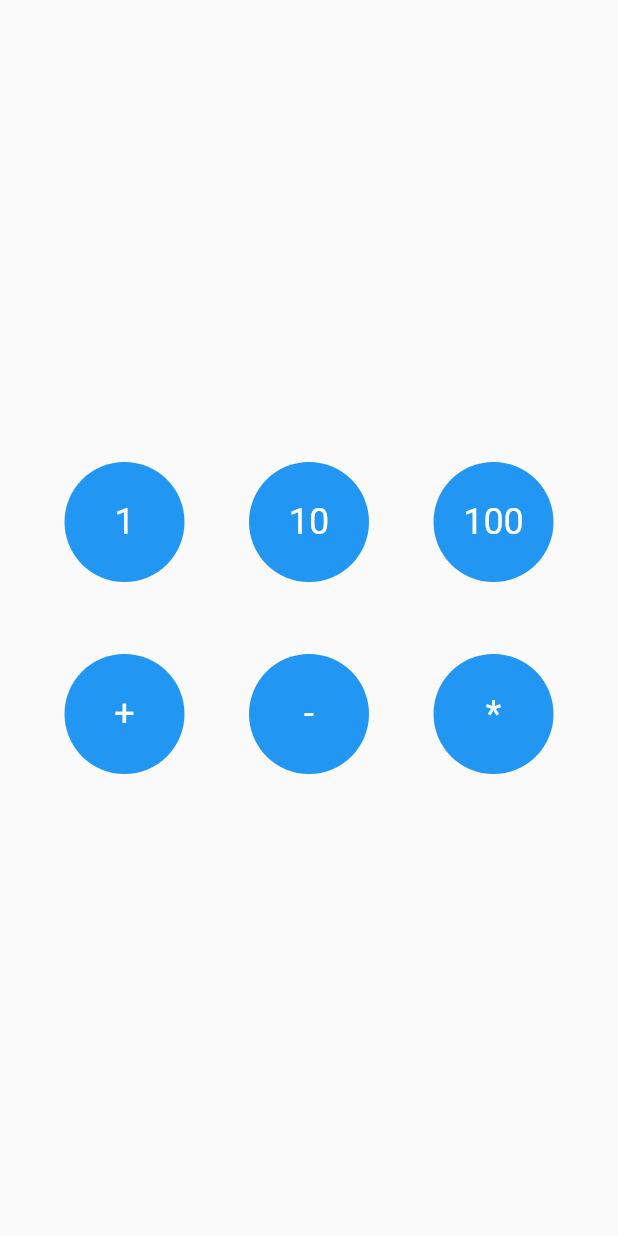
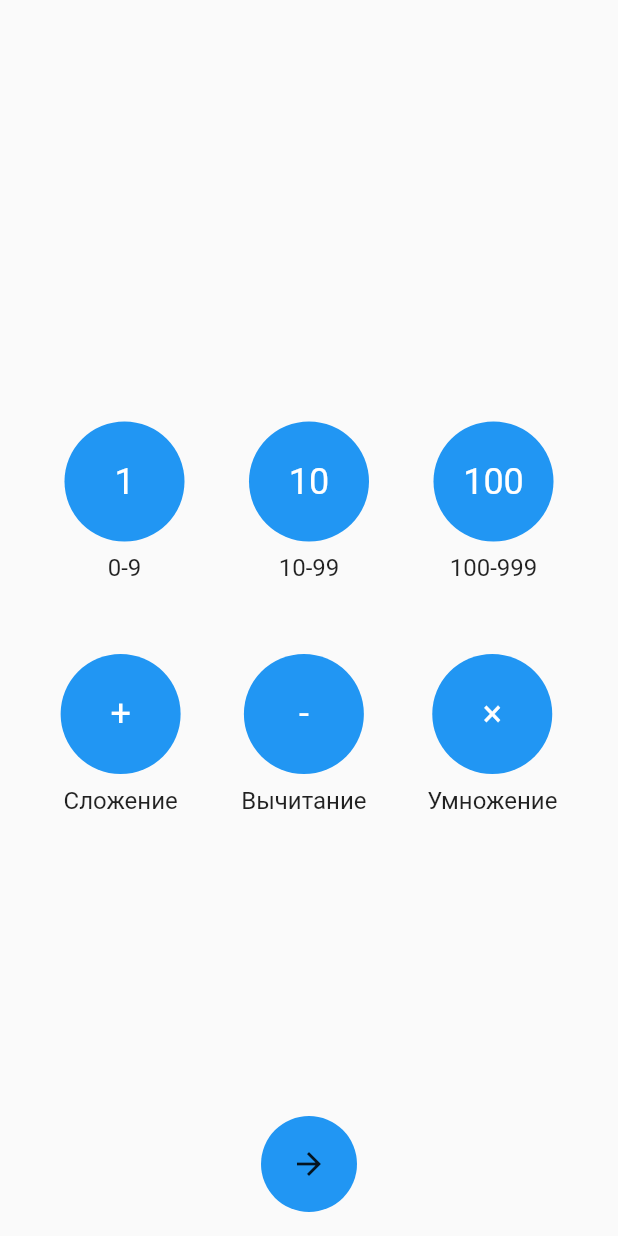
Before and after one commit to Vorkytaka/arithmetic_flutter, a Flutter app: the screen it shows after launch, on a phone screen of 412 x 824 dp. Run offline on Flutter 3.47's test engine with Material 2 defaults, Android fonts, the phone set to English and light mode, and no system bars.

Commit message:
- Start Button

```diff
--- a/lib/ui/main_screen/main_screen.dart
+++ b/lib/ui/main_screen/main_screen.dart
@@ -9,6 +9,12 @@ class MainScreen extends StatelessWidget {
   @override
   Widget build(BuildContext context) {
     return Scaffold(
+      floatingActionButtonLocation: FloatingActionButtonLocation.centerFloat,
+      floatingActionButton: const YouButton(
+        child: Icon(Icons.arrow_forward),
+        width: 64,
+        height: 64,
+      ),
       body: SafeArea(
         child: Column(
           crossAxisAlignment: CrossAxisAlignment.stretch,
@@ -18,20 +24,17 @@ class MainScreen extends StatelessWidget {
             Row(
               mainAxisAlignment: MainAxisAlignment.spaceEvenly,
               children: const [
-                YouButton(
-                  child: Text('1'),
-                  width: 80,
-                  height: 80,
+                _ButtonWithTitle(
+                  title: '0-9',
+                  buttonChild: Text('1'),
                 ),
-                YouButton(
-                  child: Text('10'),
-                  width: 80,
-                  height: 80,
+                _ButtonWithTitle(
+                  title: '10-99',
+                  buttonChild: Text('10'),
                 ),
-                YouButton(
-                  child: Text('100'),
-                  width: 80,
-                  height: 80,
+                _ButtonWithTitle(
+                  title: '100-999',
+                  buttonChild: Text('100'),
                 ),
               ],
             ),
@@ -39,20 +42,17 @@ class MainScreen extends StatelessWidget {
             Row(
               mainAxisAlignment: MainAxisAlignment.spaceEvenly,
               children: const [
-                YouButton(
-                  child: Text('+'),
-                  width: 80,
-                  height: 80,
+                _ButtonWithTitle(
+                  title: 'Сложение',
+                  buttonChild: Text('+'),
                 ),
-                YouButton(
-                  child: Text('-'),
-                  width: 80,
-                  height: 80,
+                _ButtonWithTitle(
+                  title: 'Вычитание',
+                  buttonChild: Text('-'),
                 ),
-                YouButton(
-                  child: Text('*'),
-                  width: 80,
-                  height: 80,
+                _ButtonWithTitle(
+                  title: 'Умножение',
+                  buttonChild: Text('×'),
                 ),
               ],
             )
@@ -62,3 +62,34 @@ class MainScreen extends StatelessWidget {
     );
   }
 }
+
+class _ButtonWithTitle extends StatelessWidget {
+  final String title;
+  final Widget buttonChild;
+
+  const _ButtonWithTitle({
+    Key? key,
+    required this.buttonChild,
+    required this.title,
+  }) : super(key: key);
+
+  @override
+  Widget build(BuildContext context) {
+    return Column(
+      mainAxisSize: MainAxisSize.min,
+      crossAxisAlignment: CrossAxisAlignment.center,
+      children: [
+        YouButton(
+          child: buttonChild,
+          width: 80,
+          height: 80,
+        ),
+        const SizedBox(height: 8),
+        Text(
+          title,
+          style: Theme.of(context).textTheme.subtitle1,
+        ),
+      ],
+    );
+  }
+}
```
